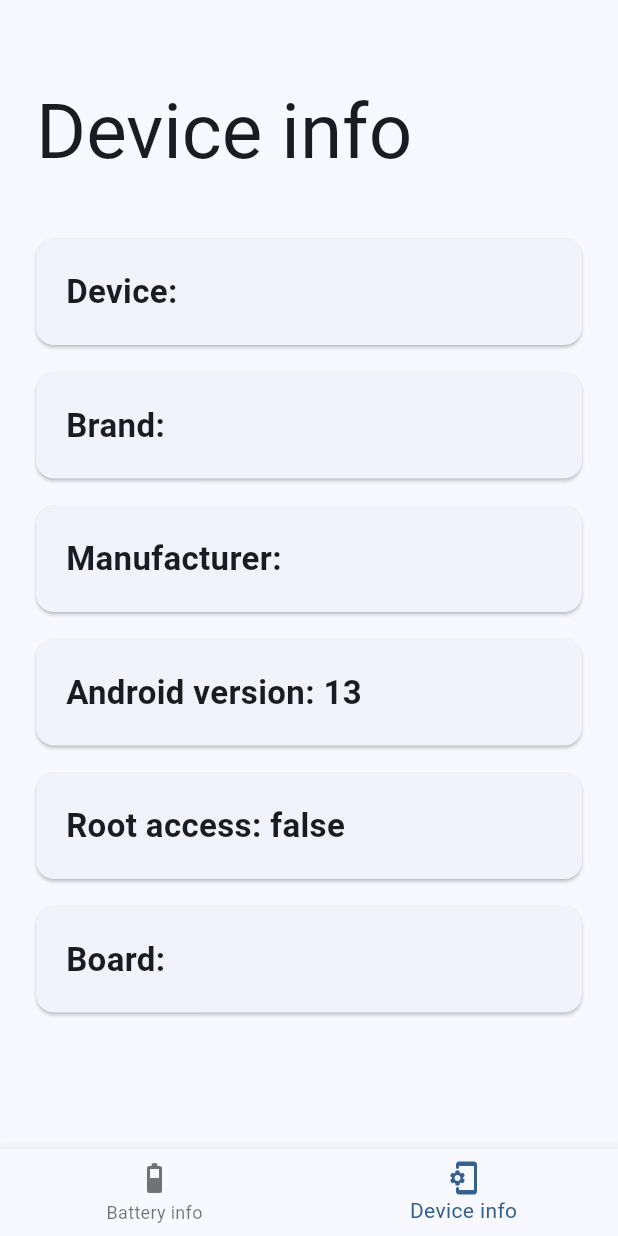
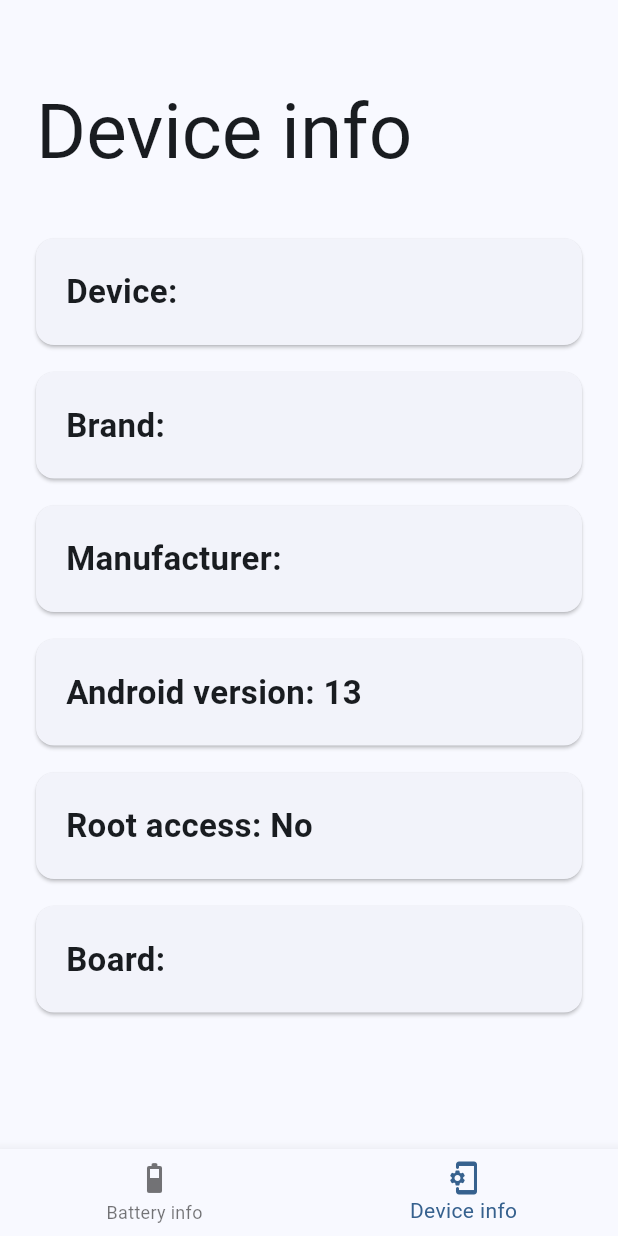
Before and after one commit to Maciek-Hetman/battery_health, a Flutter app: the screen it shows after launch, item 2 of the bottom bar chosen, on a phone screen of 412 x 824 dp. Run offline on Flutter 3.47's test engine with Material 2 defaults, Android fonts, the phone set to English and light mode, and no system bars; drawn by our look-alikes of dynamic_color; our stand-ins replace device_info_plus, loading_indicator; missing offline and left inert: root.

Commit message:
nice switch

```diff
--- a/lib/device_info_view.dart
+++ b/lib/device_info_view.dart
@@ -41,7 +41,7 @@
             CustomCard("Brand: $_deviceBrand"),
             CustomCard("Manufacturer: $_deviceManufacturer"),
             CustomCard("Android version: $_deviceAndroidVersion"),
-            CustomCard("Root access: $_rootAccess"),
+            CustomCard("Root access: ${_rootAccess ? "Yes" : "No"}"),
             CustomCard("Board: $_deviceBoard"),
           ]),
         )
```
Also changed, not shown: 1 other file.
